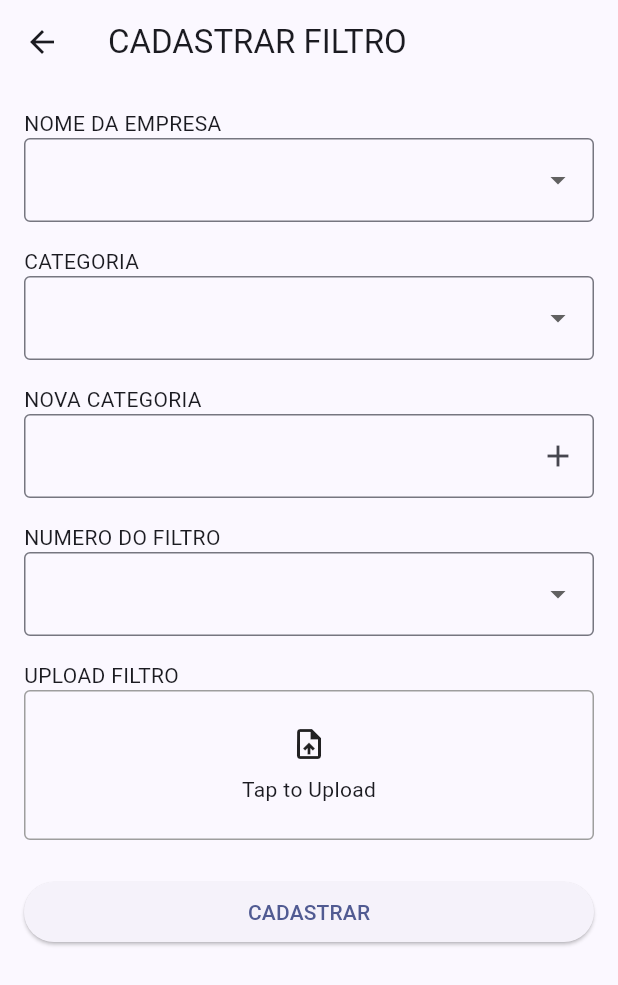
After one commit to henriquedomarketing/filtros-personalizados, a Flutter app: the AdminFilterScreen screen opened directly, on a phone screen of 412 x 824 dp. The commit adds this screen. Shown: the top 985 px of the screen. Run offline on Flutter 3.47's test engine with Material 3 defaults, Android fonts, the phone set to English and light mode, and no system bars; our stand-ins replace camera, cloud_firestore, firebase_auth, firebase_core, image_picker, video_player; missing offline and left inert: open_file_manager; accounts and stored records are empty.

Commit message:
chore: add screens from gemini

```diff
--- /dev/null
+++ b/lib/screens/admin_filters.dart
@@ -0,0 +1,108 @@
+import 'package:flutter/material.dart';
+
+class AdminFilterScreen extends StatelessWidget {
+  const AdminFilterScreen({super.key});
+
+  @override
+  Widget build(BuildContext context) {
+    return Scaffold(
+      appBar: AppBar(
+        title: const Text('CADASTRAR FILTRO'),
+        leading: IconButton(
+          icon: const Icon(Icons.arrow_back),
+          onPressed: () {
+            Navigator.pop(context);
+          },
+        ),
+      ),
+      body: Padding(
+        padding: const EdgeInsets.all(16.0),
+        child: ListView(
+          children: [
+            const Text('NOME DA EMPRESA'),
+            DropdownButtonFormField<String>(
+              items: const [
+                // TODO: Add company names here
+                DropdownMenuItem(value: 'Company 1', child: Text('Company 1')),
+                DropdownMenuItem(value: 'Company 2', child: Text('Company 2')),
+              ],
+              onChanged: (value) {
+                // TODO: Handle company selection
+              },
+              decoration: const InputDecoration(
+                border: OutlineInputBorder(),
+              ),
+            ),
+            const SizedBox(height: 16.0),
+            const Text('CATEGORIA'),
+            DropdownButtonFormField<String>(
+              items: const [
+                // TODO: Add categories here
+                DropdownMenuItem(value: 'Category 1', child: Text('Category 1')),
+                DropdownMenuItem(value: 'Category 2', child: Text('Category 2')),
+              ],
+              onChanged: (value) {
+                // TODO: Handle category selection
+              },
+              decoration: const InputDecoration(
+                border: OutlineInputBorder(),
+              ),
+            ),
+            const SizedBox(height: 16.0),
+            const Text('NOVA CATEGORIA'),
+            TextFormField(
+              decoration: const InputDecoration(
+                border: OutlineInputBorder(),
+                suffixIcon: Icon(Icons.add),
+              ),
+            ),
+            const SizedBox(height: 16.0),
+            const Text('NUMERO DO FILTRO'),
+            DropdownButtonFormField<String>(
+              items: const [
+                // TODO: Add filter numbers here
+                DropdownMenuItem(value: 'Filter 1', child: Text('Filter 1')),
+                DropdownMenuItem(value: 'Filter 2', child: Text('Filter 2')),
+              ],
+              onChanged: (value) {
+                // TODO: Handle filter number selection
+              },
+              decoration: const InputDecoration(
+                border: OutlineInputBorder(),
+              ),
+            ),
+            const SizedBox(height: 16.0),
+            const Text('UPLOAD FILTRO'),
+            GestureDetector(
+              onTap: () {
+                // TODO: Handle file upload
+              },
+              child: Container(
+                height: 100,
+                decoration: BoxDecoration(
+                  border: Border.all(color: Colors.grey),
+                  borderRadius: BorderRadius.circular(4.0),
+                ),
+                child: const Column(
+                  mainAxisAlignment: MainAxisAlignment.center,
+                  children: [
+                    Icon(Icons.upload_file),
+                    SizedBox(height: 8.0),
+                    Text('Tap to Upload'),
+                  ],
+                ),
+              ),
+            ),
+            const SizedBox(height: 24.0),
+            ElevatedButton(
+              onPressed: () {
+                // TODO: Handle cadastrar button press
+              },
+              child: const Text('CADASTRAR'),
+            ),
+          ],
+        ),
+      ),
+    );
+  }
+}
```
Also changed, not shown: lib/screens/admin_company.dart (added, +112 -0 lines), lib/main.dart (line endings or trailing spaces).
